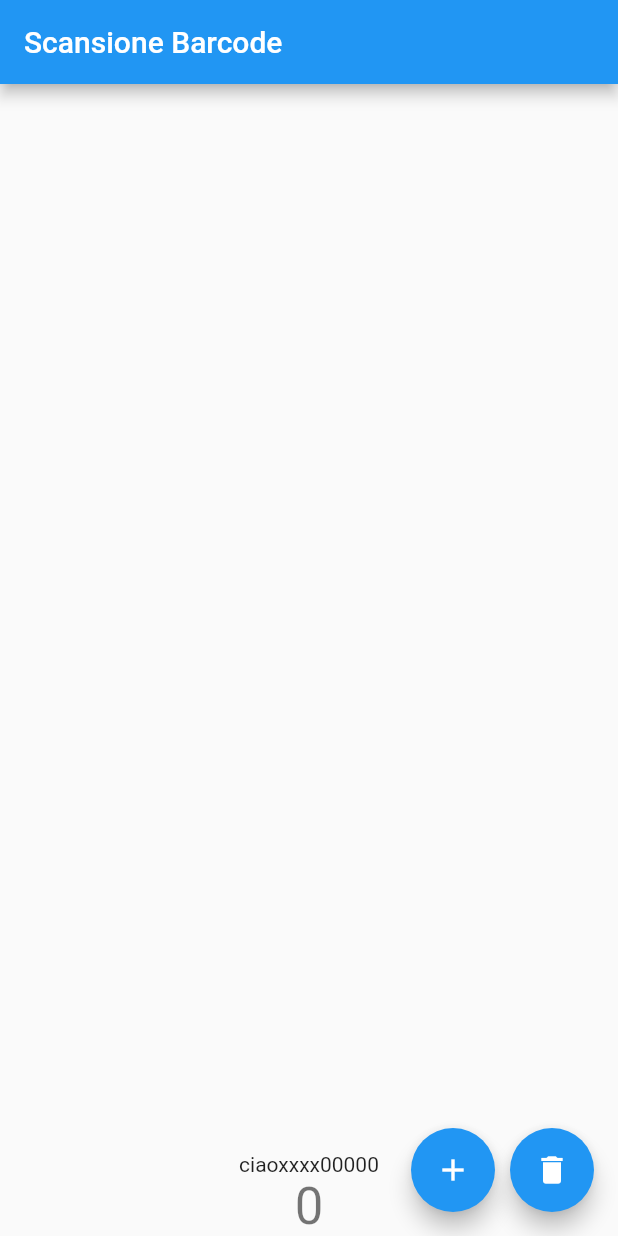
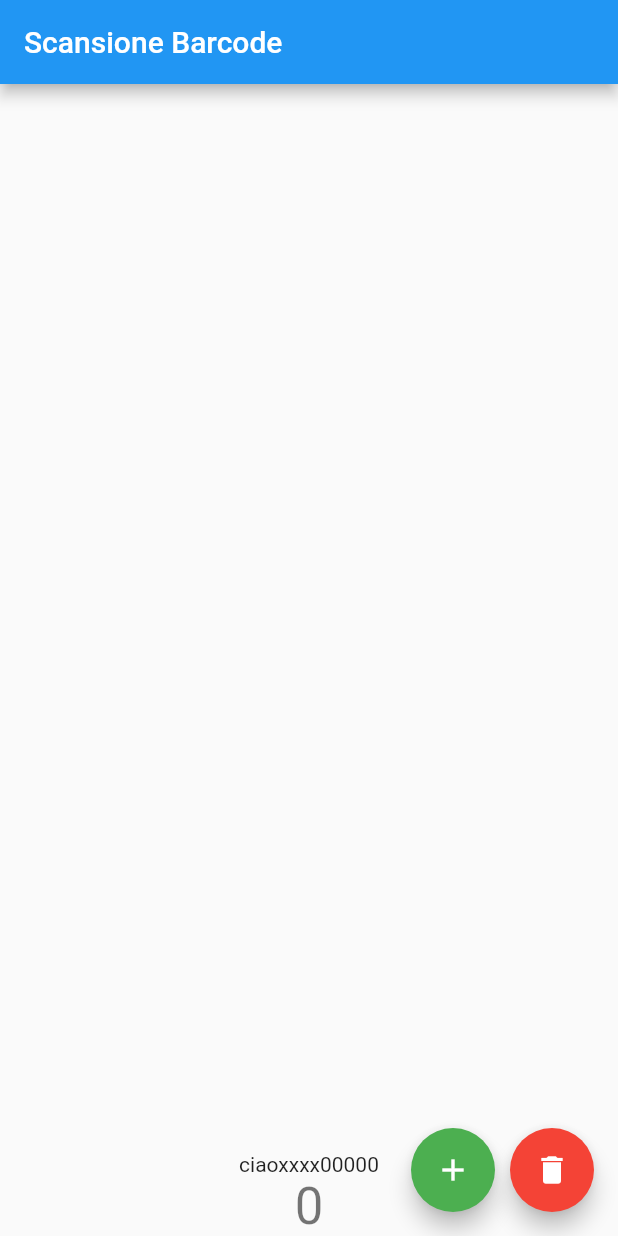
Before and after one commit to amarchi73/lettore_barcode, a Flutter app: the screen it shows after launch, on a phone screen of 412 x 824 dp. Run offline on Flutter 3.47's test engine with Material 2 defaults, Android fonts, the phone set to English and light mode, and no system bars; missing offline and left inert: qrscan.

```diff
--- a/lib/main.dart
+++ b/lib/main.dart
@@ -154,6 +154,7 @@ class _MyHomePageState extends State<MyHomePage> {
         mainAxisAlignment: MainAxisAlignment.end,
         children: [
           FloatingActionButton(
+            backgroundColor: Colors.green,
             onPressed: scansiona, /*_incrementCounter, */
             tooltip: 'Increment',
             child: Icon(Icons.add),
@@ -162,6 +163,7 @@ class _MyHomePageState extends State<MyHomePage> {
             width: 10,
           ),
           FloatingActionButton(
+            backgroundColor: Colors.red,
             onPressed: svuota, /*_incrementCounter, */
             tooltip: 'Increment',
             child: Icon(Icons.delete),
```
